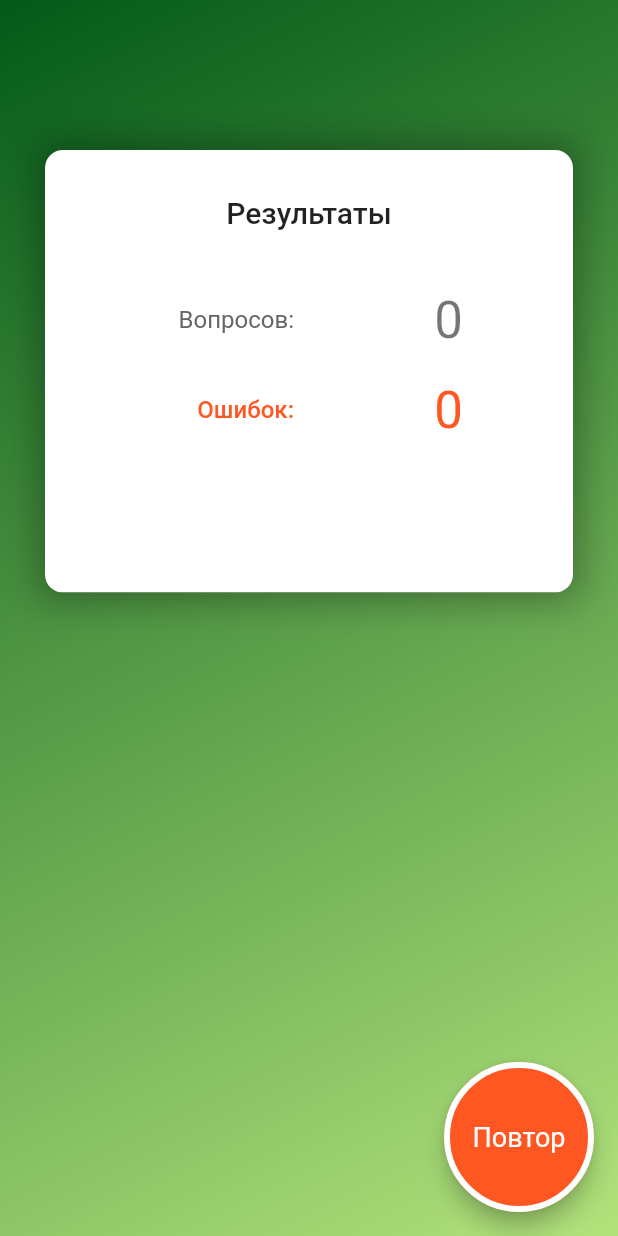
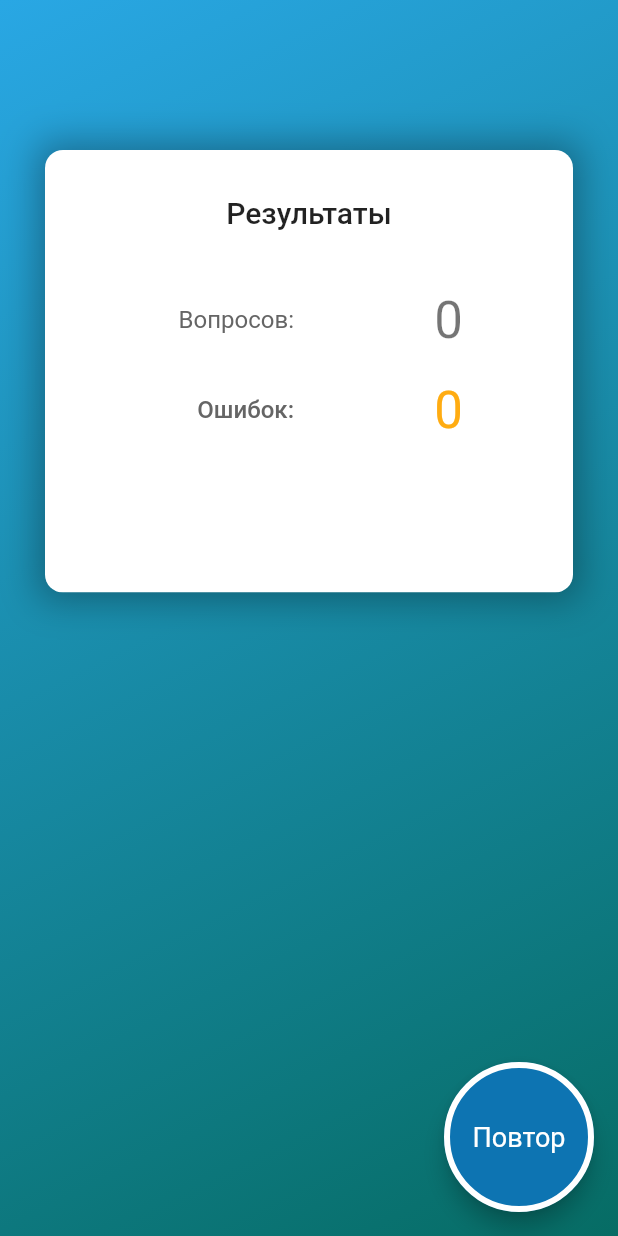
Before and after one commit to internetova/dart_testing_mwwm, a Flutter app: the ResultScreen screen opened directly with empty values, on a phone screen of 412 x 824 dp. Run offline on Flutter 3.47's test engine with Material 2 defaults, Android fonts, the phone set to English and light mode, and no system bars; missing offline and left inert: mwwm, relation.

```diff
--- a/lib/ui/res/app_theme.dart
+++ b/lib/ui/res/app_theme.dart
@@ -60,4 +60,8 @@ extension CustomColorScheme on ColorScheme {
   Color get dividerButtonResponse => AppColors.dividerButtonResponse;
 
   Color get colorShadow => AppColors.colorShadow;
+
+  Color get colorIndicatorLight => AppColors.colorIndicatorLight;
+
+  Color get colorIndicatorDark => AppColors.colorIndicatorDark;
 }
--- a/lib/ui/screens/resultScreen/result_screen.dart
+++ b/lib/ui/screens/resultScreen/result_screen.dart
@@ -36,7 +36,6 @@ class ResultScreen extends StatelessWidget {
           slivers: [
             SliverList(
               delegate: SliverChildListDelegate([
-
                 Column(
                   children: [
                     const SizedBox(height: 40),
@@ -64,7 +63,6 @@ class ResultScreen extends StatelessWidget {
               ]),
             ),
           ],
-
         ),
       ),
       floatingActionButton: RoundButton(
@@ -156,7 +154,7 @@ class _BuildNumberErrors extends StatelessWidget {
             AppStrings.textResultPageErrors,
             style: Theme.of(context).textTheme.bodyText1?.copyWith(
                   fontSize: 16,
-                  color: Theme.of(context).colorScheme.bgButton,
+                  color: Theme.of(context).colorScheme.titleButtonResponse,
                 ),
             textAlign: TextAlign.right,
           ),
@@ -165,10 +163,9 @@ class _BuildNumberErrors extends StatelessWidget {
         Expanded(
           child: Text(
             errors,
-            style: Theme.of(context)
-                .textTheme
-                .headline4
-                ?.copyWith(color: Theme.of(context).colorScheme.bgButton),
+            style: Theme.of(context).textTheme.headline4?.copyWith(
+                  color: Theme.of(context).colorScheme.bgScreenFourLight,
+                ),
             textAlign: TextAlign.center,
           ),
         ),
@@ -226,8 +223,8 @@ class _BuildColoredBox extends StatelessWidget {
     return Expanded(
       child: ColoredBox(
         color: isRight == true
-            ? Colors.green
-            : Theme.of(context).colorScheme.bgButton,
+            ? Theme.of(context).colorScheme.bgScreenTwoLight
+            : Theme.of(context).colorScheme.bgScreenFourLight,
         child: const Text(''),
       ),
     );
--- a/lib/ui/screens/testingScreen/testing_screen.dart
+++ b/lib/ui/screens/testingScreen/testing_screen.dart
@@ -230,9 +230,9 @@ class _ProgressIndicator extends StatelessWidget {
     required int currentIndex,
   }) {
     if (index < currentIndex || index == currentIndex) {
-      return Theme.of(context).colorScheme.bgButton;
+      return Theme.of(context).colorScheme.colorIndicatorDark;
     } else {
-      return Theme.of(context).colorScheme.bgScreenOneDark;
+      return Theme.of(context).colorScheme.colorIndicatorLight;
     }
   }
 }
```
Also changed, not shown: lib/ui/res/app_colors.dart (+16 -11 lines), docs/images/demo-mwwm-2.gif (added), 1 other file. Lines whose indentation alone changed are shown as unchanged.
